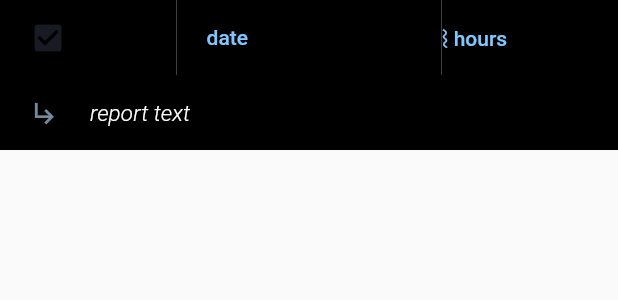
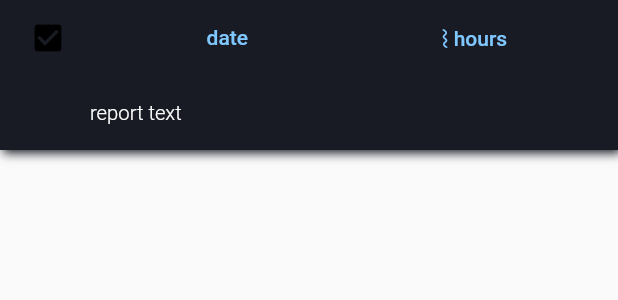
Before and after one commit to Kassan424kh/bh_app, a Flutter app: the ReportListTile widget shown alone on an empty page, opened directly, on a phone screen of 412 x 824 dp. Shown: the top 300 px of the screen. Run offline on Flutter 3.47's test engine with Material 2 defaults, Android fonts, the phone set to English and light mode, and no system bars; our stand-ins replace dio, flutter_datetime_picker, outline_material_icons, pdf, sqflite; missing offline and left inert: crypted_preferences; accounts and stored records are empty.

Commit message:
expanded reports showing cards for tablates and phones displaies and changed app background color to gradient

```diff
--- a/flutter_berichtsheft_app/lib/api/api.dart
+++ b/flutter_berichtsheft_app/lib/api/api.dart
@@ -34,7 +34,7 @@ class API {
 
   API({Key key, this.context});
 
-  final String url = "http://192.168.0.109:5000";
+  final String url = "http://0.0.0.0:5000";
 
   void showDownloadProgress(received, total) {
     if (total != -1) {
--- a/flutter_berichtsheft_app/lib/components/report_list_tile.dart
+++ b/flutter_berichtsheft_app/lib/components/report_list_tile.dart
@@ -23,7 +23,21 @@ class ReportListTile extends StatelessWidget {
   Widget build(BuildContext context) {
     final size = MediaQuery.of(context).size;
     final _selectedTheme = Provider.of<StylingProvider>(context).selectedTheme;
-    return Column(
+    return AnimatedContainer(
+      duration: Duration(milliseconds: (Styling.durationAnimation / 4).round()),
+      curve: Curves.easeOutCubic,
+      decoration: BoxDecoration(
+        color: _selectedTheme[ElementStylingParameters.primaryColor],
+        boxShadow: [
+          BoxShadow(
+            color: _selectedTheme[ElementStylingParameters.primaryColor],
+            offset: Offset(2, 2),
+            blurRadius: 5,
+          ),
+        ],
+      ),
+      margin: EdgeInsets.only(bottom: 20),
+      child: Column(
         mainAxisSize: MainAxisSize.min,
         children: <Widget>[
           Container(
@@ -36,6 +50,7 @@ class ReportListTile extends StatelessWidget {
                     Flexible(
                       flex: size.width > Styling.phoneSize ? 1 : 2,
                       child: UIButton(
+                        noBackgroundColor: true,
                         onPressed: () {
                           Provider.of<ReportsProvider>(context, listen: false).addReportToSelectingList(reportId);
                         },
@@ -44,7 +59,7 @@ class ReportListTile extends StatelessWidget {
                         itemsAlignment: MainAxisAlignment.start,
                         leftWidget: Icon(
                           Icons.check_box,
-                        color: _selectedTheme[isSelected ? ElementStylingParameters.headerTextColor : ElementStylingParameters.primaryColor],
+                          color: _selectedTheme[isSelected ? ElementStylingParameters.headerTextColor : ElementStylingParameters.primaryAccentColor],
                         ),
                       ),
                     ),
@@ -52,6 +67,7 @@ class ReportListTile extends StatelessWidget {
                       fit: FlexFit.tight,
                       flex: size.width > Styling.phoneSize ? 2 : 3,
                       child: UIButton(
+                        noBackgroundColor: true,
                         onPressed: () {},
                         paddingLeft: true,
                         paddingRight: false,
@@ -64,6 +80,7 @@ class ReportListTile extends StatelessWidget {
                       fit: FlexFit.tight,
                       flex: size.width > Styling.phoneSize ? 1 : 2,
                       child: UIButton(
+                        noBackgroundColor: true,
                         onPressed: () {},
                         paddingLeft: false,
                         paddingRight: false,
@@ -77,6 +94,7 @@ class ReportListTile extends StatelessWidget {
                             fit: FlexFit.tight,
                             flex: 7,
                             child: UIButton(
+                              noBackgroundColor: true,
                               itemsAlignment: MainAxisAlignment.start,
                               paddingLeft: true,
                               paddingRight: false,
@@ -111,6 +129,7 @@ class ReportListTile extends StatelessWidget {
                               Container(
                                 width: constraints.maxWidth,
                                 child: UIButton(
+                                  noBackgroundColor: true,
                                   itemsAlignment: MainAxisAlignment.start,
                                   paddingLeft: true,
                                   paddingRight: false,
@@ -118,29 +137,22 @@ class ReportListTile extends StatelessWidget {
                                   text: Expanded(
                                     child: Row(
                                       children: <Widget>[
-                                      Icon(
-                                        Icons.subdirectory_arrow_right,
-                                        size: 20,
-                                        color: _selectedTheme[ElementStylingParameters.inputHintTextColor],
-                                      ),
-                                      SizedBox(
-                                        width: 20,
-                                      ),
+                                        SizedBox(width: 40),
                                         Expanded(
                                           child: Text(
-                                          reportText.substring(0, (reportText.length > 100 ? 90 : reportText.length)) + (reportText.length > 120 || "\n".allMatches(reportText).length > 1? " ..." : ""),
+                                            reportText.substring(0, (reportText.length > 100 ? 90 : reportText.length)) +
+                                                (reportText.length > 120 || "\n".allMatches(reportText).length > 1 ? " ..." : ""),
                                             maxLines: 1,
                                             style: TextStyle(
                                               height: 1.3,
                                               fontWeight: FontWeight.w300,
-                                            fontStyle: FontStyle.italic,
-                                            fontSize: 15,
-                                            color: _selectedTheme == Styling.lightTheme ? Colors.black : Colors.white,
+                                              fontSize: 13.5,
+                                              color: _selectedTheme == Styling.lightTheme ? Colors.black.withOpacity(0.9) : Colors.white,
                                             ),
                                           ),
                                         ),
                                         SizedBox(
-                                        width: 40,
+                                          width: 20,
                                         ),
                                       ],
                                     ),
@@ -154,6 +166,7 @@ class ReportListTile extends StatelessWidget {
                 : Container(),
           ),
         ],
+      ),
     );
   }
 }
--- a/flutter_berichtsheft_app/lib/components/ui_button.dart
+++ b/flutter_berichtsheft_app/lib/components/ui_button.dart
@@ -6,7 +6,7 @@ import 'package:provider/provider.dart';
 class UIButton extends StatelessWidget {
   final text;
   final Widget leftWidget;
-  final bool isActive, hiddenText, withoutLeftWidgetSpace, disableButtonEffects, paddingLeft, paddingRight;
+  final bool isActive, hiddenText, withoutLeftWidgetSpace, disableButtonEffects, paddingLeft, paddingRight, noBackgroundColor;
   final onPressed, onLongPress;
   final Color textColor;
   final MainAxisAlignment itemsAlignment;
@@ -25,6 +25,7 @@ class UIButton extends StatelessWidget {
     this.textColor,
     this.onLongPress,
     this.itemsAlignment = MainAxisAlignment.center,
+    this.noBackgroundColor = false,
   }) : super(key: key);
 
   @override
@@ -33,7 +34,7 @@ class UIButton extends StatelessWidget {
     return Container(
       constraints: BoxConstraints(minHeight: 50),
       width: text == null && leftWidget != null && withoutLeftWidgetSpace ? 60 : null,
-      color: _selectedTheme[isActive ? ElementStylingParameters.primaryColor : ElementStylingParameters.primaryAccentColor],
+      color: !noBackgroundColor ? _selectedTheme[isActive ? ElementStylingParameters.primaryColor : ElementStylingParameters.primaryAccentColor] : Colors.transparent,
       child: FlatButton(
         color: Colors.transparent,
         textColor: _selectedTheme[ElementStylingParameters.headerTextColor],
@@ -41,7 +42,7 @@ class UIButton extends StatelessWidget {
         onLongPress: onLongPress,
         splashColor: disableButtonEffects ? Colors.transparent : null,
         highlightColor: disableButtonEffects ? Colors.transparent : null,
-
+        hoverColor: Colors.transparent,
         padding: EdgeInsets.only(
           right: text == null && leftWidget != null && withoutLeftWidgetSpace ? 0 : paddingRight ? 20 : 0,
           left: text == null && leftWidget != null && withoutLeftWidgetSpace ? 0 : paddingLeft ? 20 : 0,
--- a/flutter_berichtsheft_app/lib/styling/styling.dart
+++ b/flutter_berichtsheft_app/lib/styling/styling.dart
@@ -14,6 +14,7 @@ enum ElementStylingParameters {
   lightDarkButtonIcon,
   splashOpacity,
   buttonsBackgroundColorOpacity,
+  backgroundGradientColors,
 }
 
 enum SitesIcons {
@@ -43,6 +44,7 @@ class Styling {
     ElementStylingParameters.lightDarkButtonIcon: OMIcons.wbSunny,
     ElementStylingParameters.splashOpacity: .5,
     ElementStylingParameters.buttonsBackgroundColorOpacity: .1,
+    ElementStylingParameters.backgroundGradientColors: [Color(0xff97F4CF), Color(0xff0090FF)]
   };
   static final darkTheme = {
     ElementStylingParameters.primaryColor: Color(0xff191B24),
@@ -62,6 +64,7 @@ class Styling {
     ElementStylingParameters.lightDarkButtonIcon: OMIcons.brightness2,
     ElementStylingParameters.splashOpacity: .2,
     ElementStylingParameters.buttonsBackgroundColorOpacity: .3,
+    ElementStylingParameters.backgroundGradientColors: [Colors.deepPurpleAccent, Color(0xff0090FF)],
   };
 
   static var selectedTheme = lightTheme;
```
Also changed, not shown: flutter_berichtsheft_app/lib/MyApp.dart (+8 -1 lines), flutter_berichtsheft_app/lib/components/reports_data_table.dart (+21 -49 lines). Lines whose indentation alone changed are shown as unchanged.
